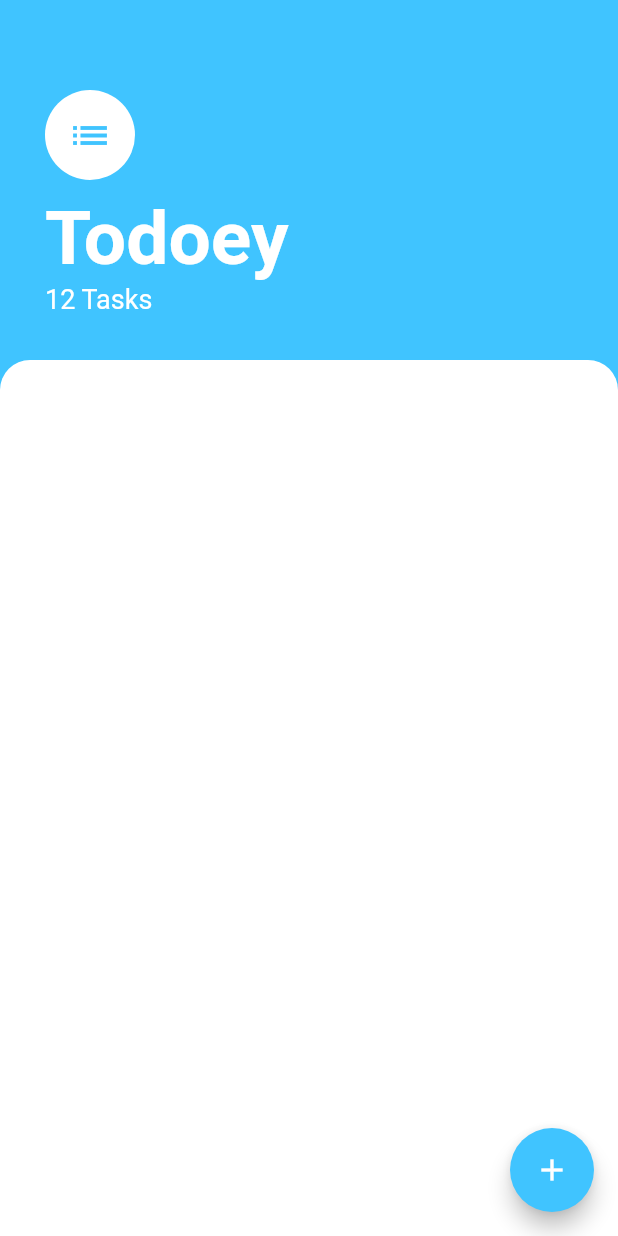
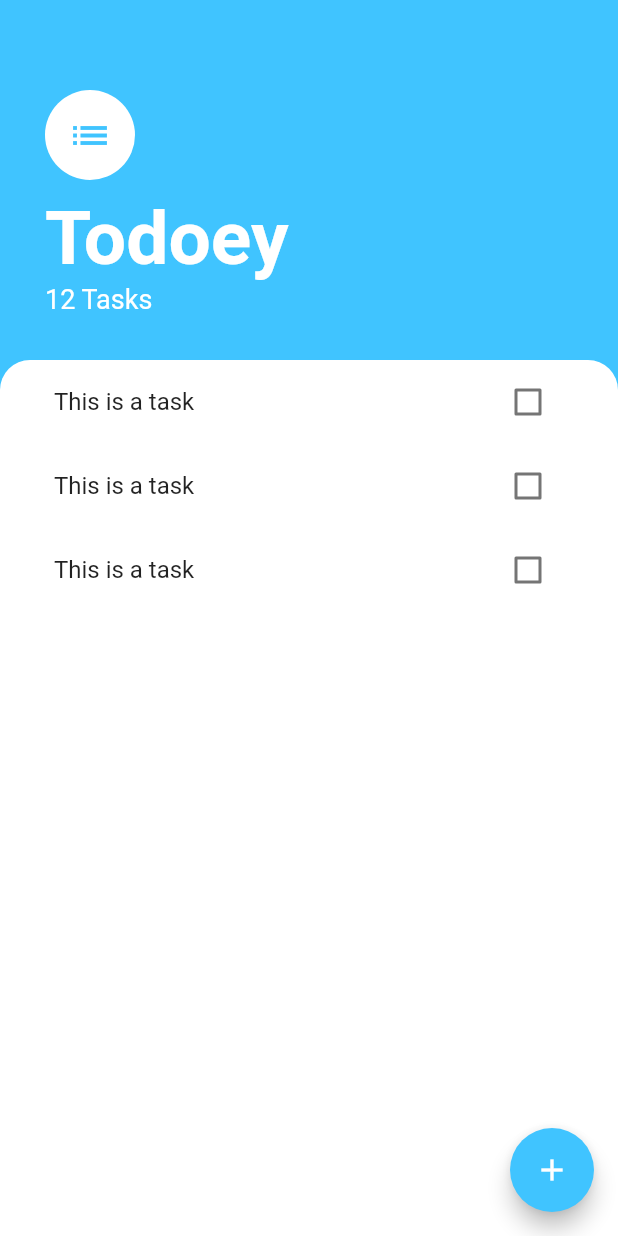
Before and after one commit to brunakaufmann/todoey, a Flutter app: the screen it shows after launch, on a phone screen of 412 x 824 dp. Run offline on Flutter 3.47's test engine with Material 2 defaults, Android fonts, the phone set to English and light mode, and no system bars.

Commit message:
adding a listView

```diff
--- a/lib/screens/tasks_screen.dart
+++ b/lib/screens/tasks_screen.dart
@@ -1,5 +1,6 @@
 import 'package:flutter/cupertino.dart';
 import 'package:flutter/material.dart';
+import 'package:todoey_flutter/widgets/tasks_list.dart';
 
 class TasksScreen extends StatelessWidget {
   @override
@@ -52,6 +53,7 @@ class TasksScreen extends StatelessWidget {
           ),
           Expanded(
             child: Container(
+              padding: EdgeInsets.symmetric(horizontal: 20.0),
               decoration: BoxDecoration(
                 color: Colors.white,
                 borderRadius: BorderRadius.only(
@@ -59,6 +61,7 @@ class TasksScreen extends StatelessWidget {
                   topRight: Radius.circular(20.0),
                 ),
               ),
+              child: TasksList(),
             ),
           ),
         ],
--- /dev/null
+++ b/lib/widgets/task_tile.dart
@@ -0,0 +1,14 @@
+import 'package:flutter/material.dart';
+
+class TaskTile extends StatelessWidget {
+
+  @override
+  Widget build(BuildContext context) {
+    return ListTile(
+      title: Text('This is a task'),
+      trailing:  Checkbox(
+        value: false, onChanged: (bool? value) {  },
+      ),
+    );
+  }
+}
--- /dev/null
+++ b/lib/widgets/tasks_list.dart
@@ -0,0 +1,16 @@
+import 'package:flutter/material.dart';
+import 'package:todoey_flutter/widgets/task_tile.dart';
+
+class TasksList extends StatelessWidget {
+
+  @override
+  Widget build(BuildContext context) {
+    return ListView(
+      children: [
+        TaskTile(),
+        TaskTile(),
+        TaskTile(),
+      ],
+    );
+  }
+}
```
